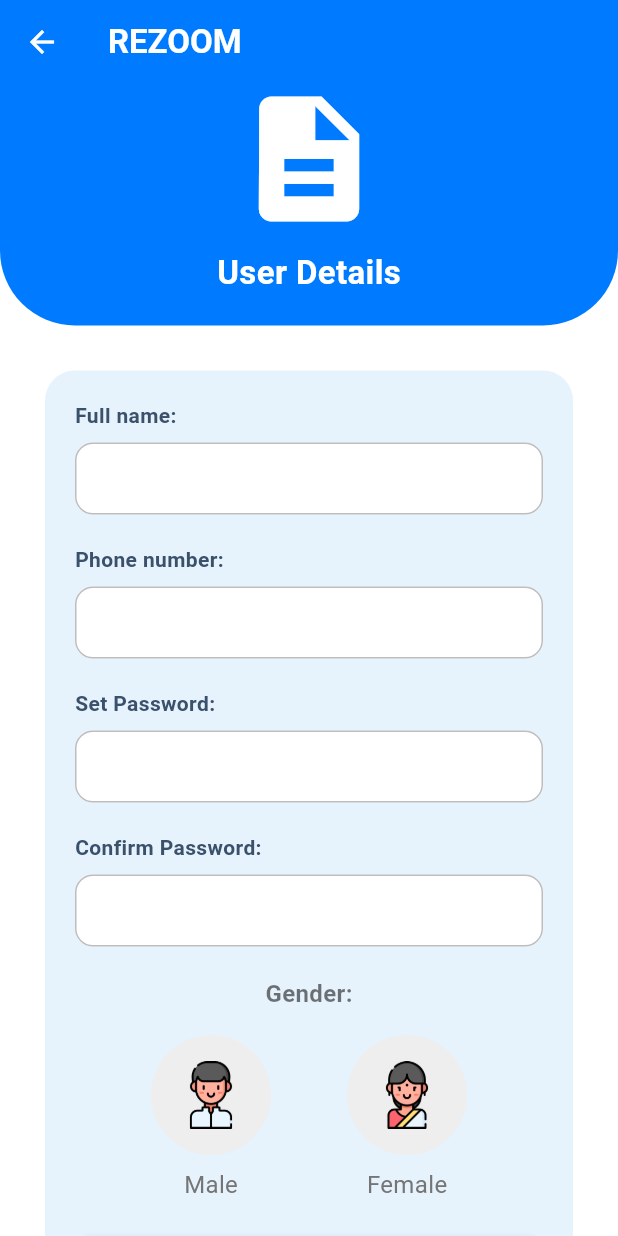
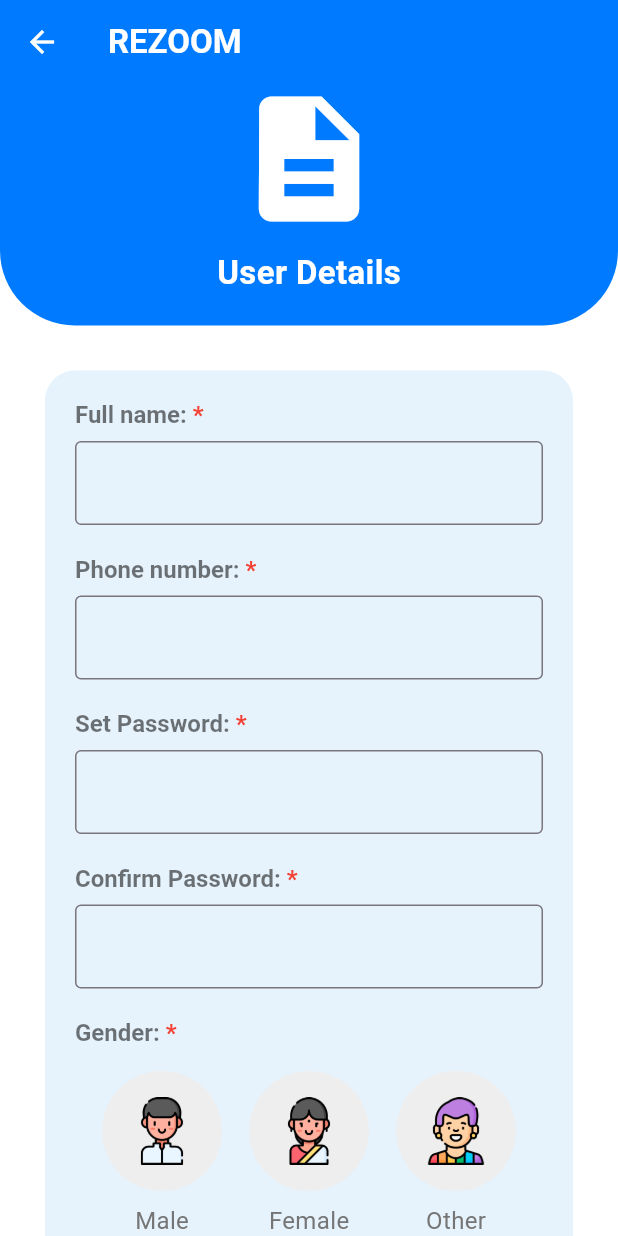
Before and after one commit to johan-droid/ai-resume-building, a Flutter app: the RegistrationScreen screen opened directly, on a phone screen of 412 x 824 dp. Run offline on Flutter 3.47's test engine with Material 3 defaults, Android fonts, the phone set to English and light mode, and no system bars; our stand-ins replace file_picker, shared_preferences; accounts and stored records are empty.

Commit message:
Refactor registration screen: enhance form validation and add mandatory labels

```diff
--- a/lib/screens/auth/registration_screen.dart
+++ b/lib/screens/auth/registration_screen.dart
@@ -11,11 +11,12 @@ class RegistrationScreen extends StatefulWidget {
 }
 
 class _RegistrationScreenState extends State<RegistrationScreen> {
+  final _formKey = GlobalKey<FormState>();
   final _nameController = TextEditingController();
   final _phoneController = TextEditingController();
   final _passwordController = TextEditingController();
   final _confirmPasswordController = TextEditingController();
-  String _selectedGender = ''; // To track selected gender
+  String _selectedGender = '';
 
   @override
   void dispose() {
@@ -24,6 +25,43 @@ class _RegistrationScreenState extends State<RegistrationScreen> {
     _passwordController.dispose();
     _confirmPasswordController.dispose();
     super.dispose();
+  }
+
+  Widget _buildMandatoryLabel(String title) {
+    return RichText(
+      text: TextSpan(
+        text: title,
+        style: const TextStyle(
+          fontSize: 16,
+          fontWeight: FontWeight.w600,
+          color: Colors.black54,
+        ),
+        children: const <TextSpan>[
+          TextSpan(text: ' *', style: TextStyle(color: Colors.red, fontWeight: FontWeight.bold)),
+        ],
+      ),
+    );
+  }
+
+  void _register() {
+    if (_formKey.currentState!.validate()) {
+      if (_selectedGender.isEmpty) {
+        ScaffoldMessenger.of(context).showSnackBar(
+          const SnackBar(content: Text('Please select a gender')),
+        );
+        return;
+      }
+
+      print('Registration successful!');
+      Navigator.pushReplacement(
+        context,
+        MaterialPageRoute(builder: (context) => const MainScreen()),
+      );
+    } else {
+      ScaffoldMessenger.of(context).showSnackBar(
+        const SnackBar(content: Text('Please fill in all mandatory fields')),
+      );
+    }
   }
 
   @override
@@ -76,47 +114,68 @@ class _RegistrationScreenState extends State<RegistrationScreen> {
                   color: const Color(0xFFE3F2FD).withOpacity(0.9),
                   borderRadius: BorderRadius.circular(20),
                 ),
+                child: Form(
+                  key: _formKey,
                   child: Column(
+                    crossAxisAlignment: CrossAxisAlignment.start,
                     children: [
-                    CustomTextField(
-                      labelText: "Full name:",
+                      _buildMandatoryLabel('Full name:'),
+                      const SizedBox(height: 8),
+                      TextFormField(
                         controller: _nameController,
+                        decoration: const InputDecoration(
+                          border: OutlineInputBorder(),
+                          contentPadding: EdgeInsets.symmetric(horizontal: 12, vertical: 16),
+                        ),
+                        validator: (v) => v!.isEmpty ? 'Name cannot be empty' : null,
                       ),
                       const SizedBox(height: 20),
-                    CustomTextField(
-                      labelText: "Phone number:",
+
+                      _buildMandatoryLabel('Phone number:'),
+                      const SizedBox(height: 8),
+                      TextFormField(
                         controller: _phoneController,
+                        keyboardType: TextInputType.phone,
+                        decoration: const InputDecoration(
+                          border: OutlineInputBorder(),
+                          contentPadding: EdgeInsets.symmetric(horizontal: 12, vertical: 16),
                         ),
-
-                    const SizedBox(height: 20),
-                    CustomTextField(
-                      labelText: "Set Password:",
-                      controller: _passwordController,
-                      isPassword: true,
+                        validator: (v) => v!.length < 10 ? 'Enter a valid 10-digit number' : null,
                       ),
                       const SizedBox(height: 20),
-                    CustomTextField(
-                      labelText: "Confirm Password:",
+
+                      _buildMandatoryLabel('Set Password:'),
+                      const SizedBox(height: 8),
+                      TextFormField(
+                        controller: _passwordController,
+                        obscureText: true,
+                        decoration: const InputDecoration(
+                          border: OutlineInputBorder(),
+                          contentPadding: EdgeInsets.symmetric(horizontal: 12, vertical: 16),
+                        ),
+                        validator: (v) => v!.length < 6 ? 'Password must be at least 6 characters' : null,
+                      ),
+                      const SizedBox(height: 20),
+
+                      _buildMandatoryLabel('Confirm Password:'),
+                      const SizedBox(height: 8),
+                      TextFormField(
                         controller: _confirmPasswordController,
-                      isPassword: true,
-                      validator: (value) {
-                        if (value != _passwordController.text) {
+                        obscureText: true,
+                        decoration: const InputDecoration(
+                          border: OutlineInputBorder(),
+                          contentPadding: EdgeInsets.symmetric(horizontal: 12, vertical: 16),
+                        ),
+                        validator: (v) {
+                          if (v != _passwordController.text) {
                             return 'Passwords do not match';
                           }
                           return null;
                         },
                       ),
                       const SizedBox(height: 20),
-                    // 1. "Gender:" Label
-                    const Text(
-                      'Gender:',
-                      // Make sure this style matches your other labels (like "Full name:")
-                      style: TextStyle(
-                        fontSize: 16,
-                        fontWeight: FontWeight.w600,
-                        color: Colors.black54,
-                      ),
-                    ),
+
+                      _buildMandatoryLabel('Gender:'),
                     const SizedBox(height: 16),
 
                     // 2. The Row of new buttons
@@ -146,25 +205,35 @@ class _RegistrationScreenState extends State<RegistrationScreen> {
                             });
                           },
                         ),
+
+                        // --- Other Button ---
+                        _buildGenderOption(
+                          iconPath: 'assets/images/other_avatar.png',
+                          label: 'Other',
+                          isSelected: _selectedGender == 'Other',
+                          onTap: () {
+                            setState(() {
+                              _selectedGender = 'Other';
+                            });
+                          },
+                        ),
                       ],
                     ),
 
-                    const SizedBox(
-                        height: 24), // Add spacing before your "SUBMIT" button
+                      const SizedBox(height: 24),
                       CustomButton(
                         text: "SUBMIT",
-                      onPressed: () {
-                        // Add registration logic here
-                        print("Submit button pressed");
-                        // Navigate to the main screen
-                        Navigator.pushReplacement(
-                          context,
-                          MaterialPageRoute(
-                              builder: (context) => const MainScreen()),
-                        );
-                      },
-                    )
+                        onPressed: _register,
+                      ),
+                      const SizedBox(height: 16),
+                      const Center(
+                        child: Text(
+                          '* Mandatory',
+                          style: TextStyle(color: Colors.red, fontSize: 14),
+                        ),
+                      ),
                     ],
+                  ),
                 ),
               ),
             ),
```
Lines whose indentation alone changed are shown as unchanged.
